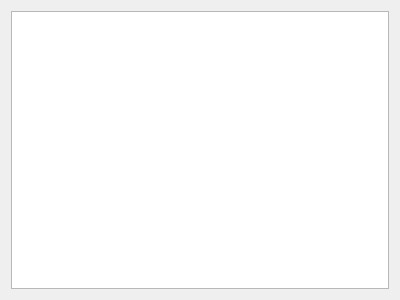
Qt form ui/owq_results.ui (Inigobarbe/VFSMOD-GUI) before a commit.
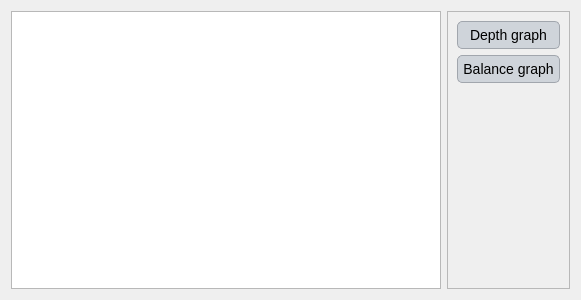
The same form after that commit.

```diff
--- a/ui/owq_results.ui
+++ b/ui/owq_results.ui
@@ -6,7 +6,7 @@
    <rect>
     <x>0</x>
     <y>0</y>
-    <width>400</width>
+    <width>581</width>
     <height>300</height>
    </rect>
   </property>
@@ -120,6 +120,45 @@
    <item row="0" column="0">
     <widget class="QTextEdit" name="textEdit"/>
    </item>
+   <item row="0" column="1">
+    <widget class="QFrame" name="frame">
+     <property name="frameShape">
+      <enum>QFrame::StyledPanel</enum>
+     </property>
+     <property name="frameShadow">
+      <enum>QFrame::Raised</enum>
+     </property>
+     <layout class="QVBoxLayout" name="verticalLayout">
+      <item>
+       <widget class="QPushButton" name="graph">
+        <property name="text">
+         <string>Depth graph</string>
+        </property>
+       </widget>
+      </item>
+      <item>
+       <widget class="QPushButton" name="balance_graph">
+        <property name="text">
+         <string>Balance graph</string>
+        </property>
+       </widget>
+      </item>
+      <item>
+       <spacer name="verticalSpacer">
+        <property name="orientation">
+         <enum>Qt::Vertical</enum>
+        </property>
+        <property name="sizeHint" stdset="0">
+         <size>
+          <width>20</width>
+          <height>40</height>
+         </size>
+        </property>
+       </spacer>
+      </item>
+     </layout>
+    </widget>
+   </item>
   </layout>
  </widget>
  <resources/>
```
